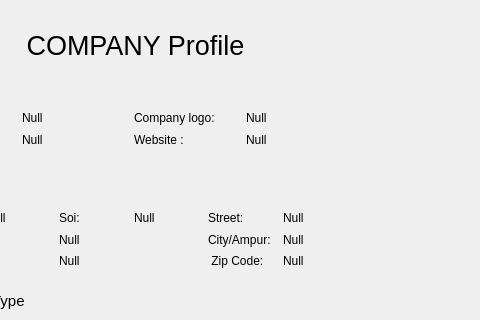
Before: the Qt Designer form ui_form/Company_view_profile.ui in Sirawap/PathFinder-Project, drawn with Qt 5; both pictures show x 130 to 610 and y 0 to 320 of the 610 by 589 pixel window.
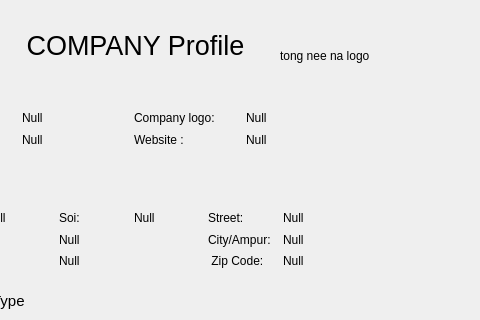
After: the same form once the commit is applied.

What changed in the file:
```diff
--- a/ui_form/Company_view_profile.ui
+++ b/ui_form/Company_view_profile.ui
@@ -114,7 +114,7 @@
     <string>Null</string>
    </property>
   </widget>
-  <widget class="QWidget" name="">
+  <widget class="QWidget" name="layoutWidget">
    <property name="geometry">
     <rect>
      <x>40</x>
@@ -252,7 +252,7 @@
     </item>
    </layout>
   </widget>
-  <widget class="QWidget" name="">
+  <widget class="QWidget" name="layoutWidget">
    <property name="geometry">
     <rect>
      <x>40</x>
@@ -336,6 +336,24 @@
     </item>
    </layout>
   </widget>
+  <widget class="QLabel" name="label_logo">
+   <property name="geometry">
+    <rect>
+     <x>410</x>
+     <y>20</y>
+     <width>121</width>
+     <height>71</height>
+    </rect>
+   </property>
+   <property name="styleSheet">
+    <string notr="true">QLabel#lebal_logo{
+	border-color: rgb(101, 255, 66);
+}</string>
+   </property>
+   <property name="text">
+    <string>tong nee na logo</string>
+   </property>
+  </widget>
  </widget>
  <resources/>
  <connections/>
```
